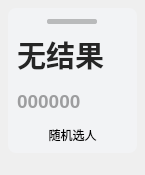
Old version of the form widget.ui in the repository windyslime/RandPicker-1.
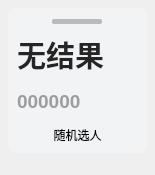
New version of the form. Custom widgets are drawn as their Qt base class.

Commit message: chore: docstring

The edit to the form file:
```diff
--- a/widget.ui
+++ b/widget.ui
@@ -6,7 +6,7 @@
    <rect>
     <x>0</x>
     <y>0</y>
-    <width>145</width>
+    <width>155</width>
     <height>175</height>
    </rect>
   </property>
```
The commit also changes 2 other files.
